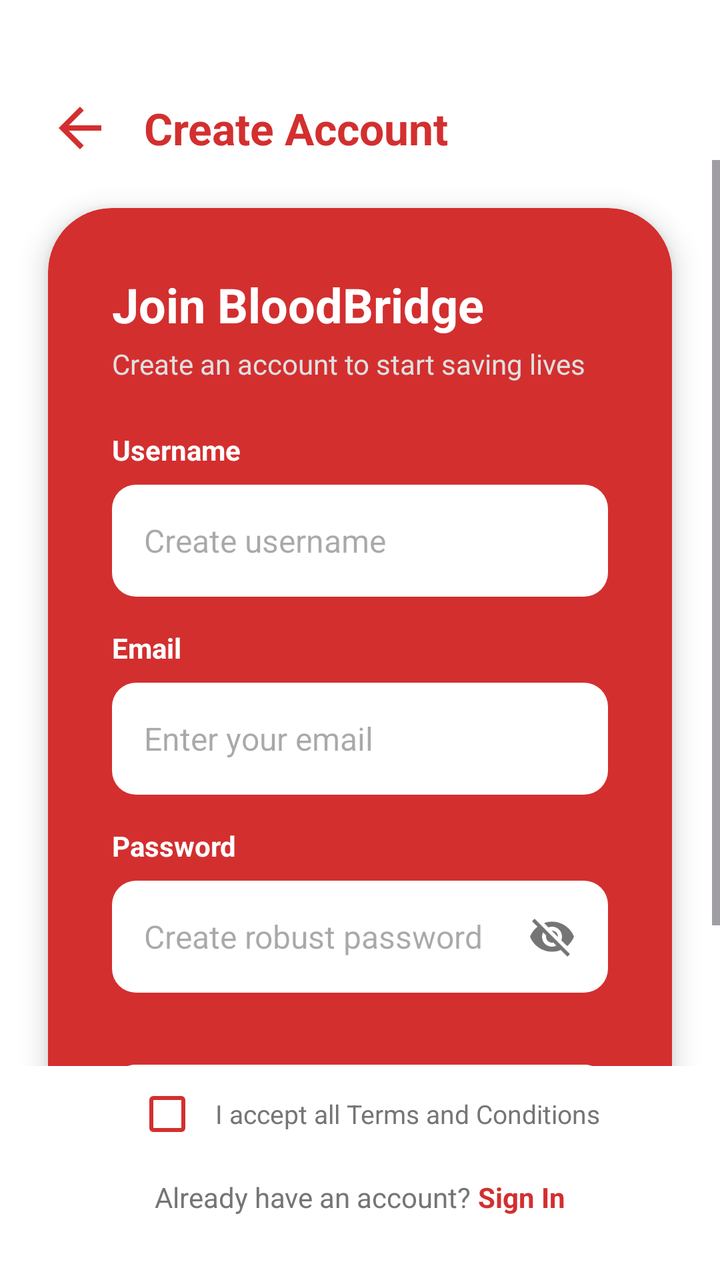
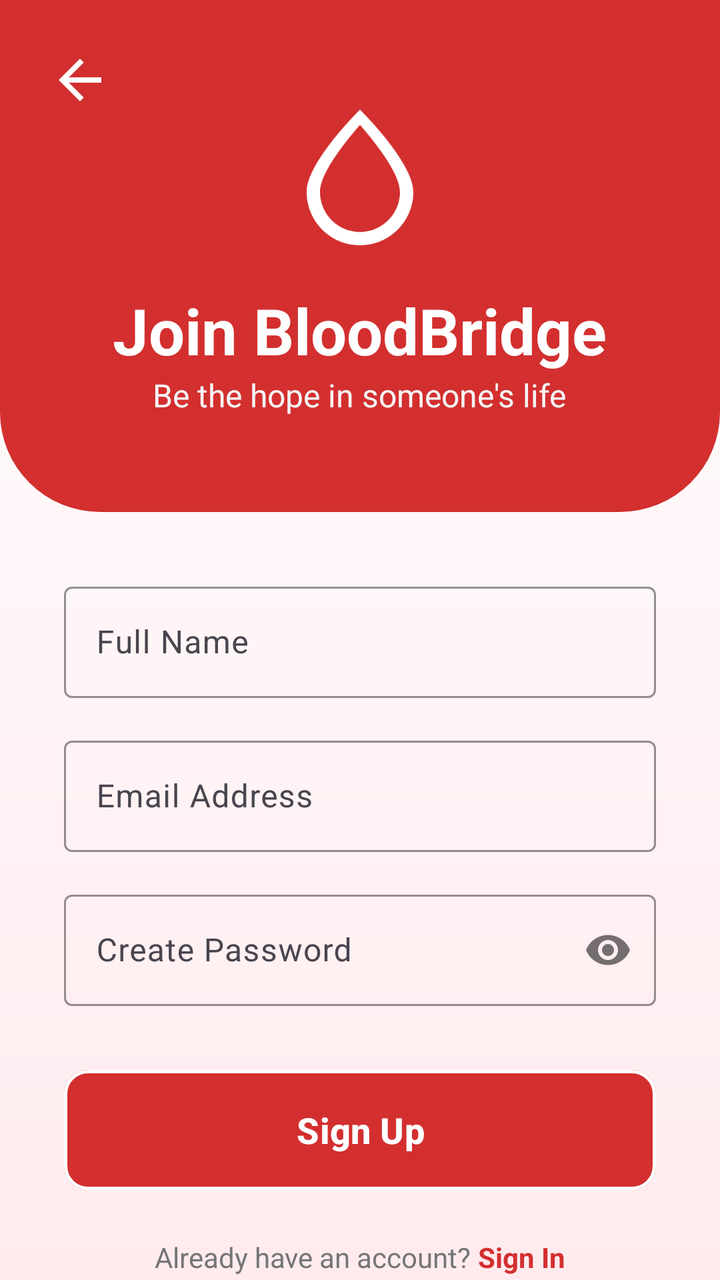

Screens rendered from an Android XML layout before and after an edit, with the pre-edit source and the edit as a unified diff.
<!-- AndroidManifest.xml: application theme Theme.BloodBridge -->
<!-- res/layout/activity_register.xml -->
<?xml version="1.0" encoding="utf-8"?>
<androidx.constraintlayout.widget.ConstraintLayout xmlns:android="http://schemas.android.com/apk/res/android"
    xmlns:app="http://schemas.android.com/apk/res-auto"
    xmlns:tools="http://schemas.android.com/tools"
    android:id="@+id/main"
    android:layout_width="match_parent"
    android:layout_height="match_parent"
    android:background="#FFFFFF"
    tools:context=".Views.RegisterActivity">

    
    <LinearLayout
        android:id="@+id/llHeaderReg"
        android:layout_width="match_parent"
        android:layout_height="wrap_content"
        android:layout_marginTop="48dp"
        android:gravity="center_vertical"
        android:orientation="horizontal"
        android:paddingStart="24dp"
        android:paddingEnd="24dp"
        app:layout_constraintTop_toTopOf="parent">

        <ImageView
            android:id="@+id/ivBackReg"
            android:layout_width="32dp"
            android:layout_height="32dp"
            android:contentDescription="Back"
            android:src="@drawable/ic_back" />

        <TextView
            android:layout_width="wrap_content"
            android:layout_height="wrap_content"
            android:layout_marginStart="16dp"
            android:text="Create Account"
            android:textColor="#D32F2F"
            android:textSize="22sp"
            android:textStyle="bold" />
    </LinearLayout>

    <ScrollView
        android:layout_width="match_parent"
        android:layout_height="0dp"
        app:layout_constraintBottom_toTopOf="@+id/llBottomLinks"
        app:layout_constraintTop_toBottomOf="@+id/llHeaderReg">

        <androidx.cardview.widget.CardView
            android:id="@+id/cvRegister"
            android:layout_width="match_parent"
            android:layout_height="wrap_content"
            android:layout_margin="24dp"
            app:cardBackgroundColor="#D32F2F"
            app:cardCornerRadius="32dp"
            app:cardElevation="8dp">

            <LinearLayout
                android:layout_width="match_parent"
                android:layout_height="wrap_content"
                android:orientation="vertical"
                android:padding="32dp">

                <TextView
                    android:layout_width="wrap_content"
                    android:layout_height="wrap_content"
                    android:text="Join BloodBridge"
                    android:textColor="#FFFFFF"
                    android:textSize="24sp"
                    android:textStyle="bold" />

                <TextView
                    android:layout_width="wrap_content"
                    android:layout_height="wrap_content"
                    android:layout_marginTop="4dp"
                    android:text="Create an account to start saving lives"
                    android:textColor="#E0E0E0"
                    android:textSize="14sp" />

                
                <TextView
                    android:layout_width="wrap_content"
                    android:layout_height="wrap_content"
                    android:layout_marginTop="24dp"
                    android:text="Username"
                    android:textColor="#FFFFFF"
                    android:textSize="14sp"
                    android:textStyle="bold" />

                <EditText
                    android:id="@+id/userName"
                    android:layout_width="match_parent"
                    android:layout_height="56dp"
                    android:layout_marginTop="8dp"
                    android:background="@drawable/bg_input_field"
                    android:hint="Create username"
                    android:inputType="text"
                    android:paddingStart="16dp"
                    android:paddingEnd="16dp"
                    android:textColor="#212121"
                    android:textSize="16sp" />

                
                <TextView
                    android:layout_width="wrap_content"
                    android:layout_height="wrap_content"
                    android:layout_marginTop="16dp"
                    android:text="Email"
                    android:textColor="#FFFFFF"
                    android:textSize="14sp"
                    android:textStyle="bold" />

                <EditText
                    android:id="@+id/useremail"
                    android:layout_width="match_parent"
                    android:layout_height="56dp"
                    android:layout_marginTop="8dp"
                    android:background="@drawable/bg_input_field"
                    android:hint="Enter your email"
                    android:inputType="textEmailAddress"
                    android:paddingStart="16dp"
                    android:paddingEnd="16dp"
                    android:textColor="#212121"
                    android:textSize="16sp" />

                
                <TextView
                    android:layout_width="wrap_content"
                    android:layout_height="wrap_content"
                    android:layout_marginTop="16dp"
                    android:text="Password"
                    android:textColor="#FFFFFF"
                    android:textSize="14sp"
                    android:textStyle="bold" />

                <FrameLayout
                    android:layout_width="match_parent"
                    android:layout_height="56dp"
                    android:layout_marginTop="8dp">

                    <EditText
                        android:id="@+id/passWord"
                        android:layout_width="match_parent"
                        android:layout_height="match_parent"
                        android:background="@drawable/bg_input_field"
                        android:hint="Create robust password"
                        android:inputType="textPassword"
                        android:paddingStart="16dp"
                        android:paddingEnd="56dp"
                        android:textColor="#212121"
                        android:textSize="16sp" />

                    <ImageView
                        android:layout_width="24dp"
                        android:layout_height="24dp"
                        android:layout_gravity="end|center_vertical"
                        android:layout_marginEnd="16dp"
                        android:src="@drawable/ic_visibility_off" />
                </FrameLayout>

                
                <com.google.android.material.button.MaterialButton
                    android:id="@+id/lgnBtn"
                    android:layout_width="match_parent"
                    android:layout_height="56dp"
                    android:layout_marginTop="32dp"
                    android:backgroundTint="#FFFFFF"
                    android:text="Sign Up"
                    android:textColor="#D32F2F"
                    android:textSize="16sp"
                    android:textStyle="bold"
                    app:cornerRadius="12dp" />

            </LinearLayout>
        </androidx.cardview.widget.CardView>
    </ScrollView>

    <LinearLayout
        android:id="@+id/llBottomLinks"
        android:layout_width="match_parent"
        android:layout_height="wrap_content"
        android:layout_marginBottom="32dp"
        android:gravity="center"
        android:orientation="vertical"
        app:layout_constraintBottom_toBottomOf="parent">

        <LinearLayout
            android:layout_width="wrap_content"
            android:layout_height="wrap_content"
            android:gravity="center_vertical"
            android:orientation="horizontal">

            <CheckBox
                android:layout_width="wrap_content"
                android:layout_height="wrap_content"
                android:buttonTint="#D32F2F" />

            <TextView
                android:layout_width="wrap_content"
                android:layout_height="wrap_content"
                android:text="I accept all Terms and Conditions"
                android:textColor="#757575"
                android:textSize="13sp" />
        </LinearLayout>

        <LinearLayout
            android:layout_width="wrap_content"
            android:layout_height="wrap_content"
            android:layout_marginTop="8dp"
            android:orientation="horizontal">

            <TextView
                android:layout_width="wrap_content"
                android:layout_height="wrap_content"
                android:text="Already have an account? "
                android:textColor="#757575"
                android:textSize="14sp" />

            <TextView
                android:id="@+id/tvSignIn"
                android:layout_width="wrap_content"
                android:layout_height="wrap_content"
                android:text="Sign In"
                android:textColor="#D32F2F"
                android:textSize="14sp"
                android:textStyle="bold" />
        </LinearLayout>
    </LinearLayout>

</androidx.constraintlayout.widget.ConstraintLayout>
<!-- resources referenced by this layout -->
<resources>
  <!-- drawable bg_input_field (drawable) -->
  <?xml version="1.0" encoding="utf-8"?>
  <shape xmlns:android="http://schemas.android.com/apk/res/android">
      <solid android:color="#FFFFFF" />
      <corners android:radius="12dp" />
  </shape>
  <!-- drawable ic_back (drawable) -->
  <vector xmlns:android="http://schemas.android.com/apk/res/android"
      android:width="24dp"
      android:height="24dp"
      android:viewportWidth="24"
      android:viewportHeight="24">
      <path
          android:fillColor="#D32F2F"
          android:pathData="M20,11H7.83l5.59,-5.59L12,4l-8,8 8,8 1.41,-1.41L7.83,13H20v-2z" />
  </vector>
  <!-- drawable ic_visibility_off (drawable) -->
  <vector xmlns:android="http://schemas.android.com/apk/res/android"
      android:width="24dp"
      android:height="24dp"
      android:viewportWidth="24"
      android:viewportHeight="24">
      <path
          android:fillColor="#757575"
          android:pathData="M12,7c2.76,0 5,2.24 5,5 0,0.65 -0.13,1.26 -0.36,1.82l2.92,2.92c1.51,-1.26 2.7,-2.89 3.44,-4.74 -1.73,-4.39 -6,-7.5 -11,-7.5 -1.4,0 -2.74,0.25 -3.98,0.7l2.16,2.16C10.74,7.13 11.35,7 12,7zM2,4.27l2.28,2.28 0.46,0.46C3.08,8.3 1.78,10.02 1,12c1.73,4.39 6,7.5 11,7.5 1.55,0 3.03,-0.3 4.38,-0.84l0.42,0.42L19.73,22 21,20.73 3.27,3 2,4.27zM7.53,9.8l1.55,1.55c-0.05,0.21 -0.08,0.43 -0.08,0.65 0,1.66 1.34,3 3,3 0.22,0 0.44,-0.03 0.65,-0.08l1.55,1.55c-0.67,0.33 -1.41,0.53 -2.2,0.53 -2.76,0 -5,-2.24 -5,-5 0,-0.79 0.2,-1.53 0.53,-2.2zM11.84,9.02l3.15,3.15 0.01,-0.17c0,-1.66 -1.34,-3 -3,-3l-0.16,0.02z" />
  </vector>
  <style name="Theme.BloodBridge" parent="Base.Theme.BloodBridge" />
  <style name="Base.Theme.BloodBridge" parent="Theme.Material3.DayNight.NoActionBar">
          
          
      </style>
</resources>

<!-- the commit's change to res/layout/activity_register.xml (unified diff, before → after) -->
@@ -5,223 +5,169 @@
     android:id="@+id/main"
     android:layout_width="match_parent"
     android:layout_height="match_parent"
-    android:background="#FFFFFF"
+    android:background="@drawable/bg_auth_footer_gradient"
     tools:context=".Views.RegisterActivity">
 
     
+    <androidx.constraintlayout.widget.Guideline
+        android:id="@+id/guideline40"
+        android:layout_width="wrap_content"
+        android:layout_height="wrap_content"
+        android:orientation="horizontal"
+        app:layout_constraintGuide_percent="0.40" />
+
+    
+    <View
+        android:id="@+id/upperSection"
+        android:layout_width="match_parent"
+        android:layout_height="0dp"
+        android:background="@drawable/bg_auth_header_v2"
+        app:layout_constraintBottom_toTopOf="@+id/guideline40"
+        app:layout_constraintTop_toTopOf="parent" />
+
+    <ImageView
+        android:id="@+id/ivBackReg"
+        android:layout_width="32dp"
+        android:layout_height="32dp"
+        android:layout_margin="24dp"
+        android:src="@drawable/ic_back"
+        app:tint="#FFFFFF"
+        app:layout_constraintStart_toStartOf="parent"
+        app:layout_constraintTop_toTopOf="parent"
+        android:contentDescription="Back" />
+
+    
     <LinearLayout
-        android:id="@+id/llHeaderReg"
         android:layout_width="match_parent"
         android:layout_height="wrap_content"
-        android:layout_marginTop="48dp"
-        android:gravity="center_vertical"
-        android:orientation="horizontal"
-        android:paddingStart="24dp"
-        android:paddingEnd="24dp"
+        android:orientation="vertical"
+        android:gravity="center"
+        app:layout_constraintBottom_toTopOf="@+id/guideline40"
         app:layout_constraintTop_toTopOf="parent">
 
         <ImageView
-            android:id="@+id/ivBackReg"
-            android:layout_width="32dp"
-            android:layout_height="32dp"
-            android:contentDescription="Back"
-            android:src="@drawable/ic_back" />
+            android:layout_width="80dp"
+            android:layout_height="80dp"
+            android:src="@drawable/ic_blood_drop"
+            app:tint="#FFFFFF"
+            android:contentDescription="Logo"/>
 
         <TextView
             android:layout_width="wrap_content"
             android:layout_height="wrap_content"
-            android:layout_marginStart="16dp"
-            android:text="Create Account"
-            android:textColor="#D32F2F"
-            android:textSize="22sp"
-            android:textStyle="bold" />
+            android:text="Join BloodBridge"
+            android:textColor="#FFFFFF"
+            android:textSize="32sp"
+            android:textStyle="bold"
+            android:layout_marginTop="16dp"/>
+
+        <TextView
+            android:layout_width="wrap_content"
+            android:layout_height="wrap_content"
+            android:text="Be the hope in someone's life"
+            android:textColor="#F5F5F5"
+            android:textSize="16sp" />
     </LinearLayout>
 
-    <ScrollView
+    
+    <androidx.core.widget.NestedScrollView
         android:layout_width="match_parent"
         android:layout_height="0dp"
-        app:layout_constraintBottom_toTopOf="@+id/llBottomLinks"
-        app:layout_constraintTop_toBottomOf="@+id/llHeaderReg">
+        android:fillViewport="true"
+        app:layout_constraintBottom_toBottomOf="parent"
+        app:layout_constraintTop_toBottomOf="@+id/upperSection">
 
-        <androidx.cardview.widget.CardView
-            android:id="@+id/cvRegister"
+        <LinearLayout
             android:layout_width="match_parent"
             android:layout_height="wrap_content"
-            android:layout_margin="24dp"
-            app:cardBackgroundColor="#D32F2F"
-            app:cardCornerRadius="32dp"
-            app:cardElevation="8dp">
+            android:orientation="vertical"
+            android:padding="32dp">
+
+            <com.google.android.material.textfield.TextInputLayout
+                style="@style/Widget.Material3.TextInputLayout.OutlinedBox"
+                android:layout_width="match_parent"
+                android:layout_height="wrap_content"
+                android:hint="Full Name"
+
+                app:startIconTint="#D32F2F"
+                app:boxStrokeColor="#D32F2F"
+                app:hintTextColor="#D32F2F">
+
+                <com.google.android.material.textfield.TextInputEditText
+                    android:id="@+id/userName"
+                    android:layout_width="match_parent"
+                    android:layout_height="wrap_content"
+                    android:inputType="textPersonName" />
+            </com.google.android.material.textfield.TextInputLayout>
+
+            <com.google.android.material.textfield.TextInputLayout
+                style="@style/Widget.Material3.TextInputLayout.OutlinedBox"
+                android:layout_width="match_parent"
+                android:layout_height="wrap_content"
+                android:layout_marginTop="16dp"
+                android:hint="Email Address"
+                app:boxStrokeColor="#D32F2F"
+                app:hintTextColor="#D32F2F">
+
+                <com.google.android.material.textfield.TextInputEditText
+                    android:id="@+id/useremail"
+                    android:layout_width="match_parent"
+                    android:layout_height="wrap_content"
+                    android:inputType="textEmailAddress" />
+            </com.google.android.material.textfield.TextInputLayout>
+
+            <com.google.android.material.textfield.TextInputLayout
+                style="@style/Widget.Material3.TextInputLayout.OutlinedBox"
+                android:layout_width="match_parent"
+                android:layout_height="wrap_content"
+                android:layout_marginTop="16dp"
+                android:hint="Create Password"
+                app:passwordToggleEnabled="true"
+                app:boxStrokeColor="#D32F2F"
+                app:hintTextColor="#D32F2F">
+
+                <com.google.android.material.textfield.TextInputEditText
+                    android:id="@+id/passWord"
+                    android:layout_width="match_parent"
+                    android:layout_height="wrap_content"
+                    android:inputType="textPassword" />
+            </com.google.android.material.textfield.TextInputLayout>
+
+            <com.google.android.material.button.MaterialButton
+                android:id="@+id/lgnBtn"
+                style="@style/AppButton.Red"
+                android:layout_width="match_parent"
+                android:layout_height="60dp"
+                android:layout_marginTop="32dp"
+                android:text="Sign Up"
+                android:textSize="18sp"
+                android:textStyle="bold" />
 
             <LinearLayout
-                android:layout_width="match_parent"
+                android:layout_width="wrap_content"
                 android:layout_height="wrap_content"
-                android:orientation="vertical"
-                android:padding="32dp">
+                android:layout_gravity="center"
+                android:layout_marginTop="24dp"
+                android:orientation="horizontal">
 
                 <TextView
                     android:layout_width="wrap_content"
                     android:layout_height="wrap_content"
-                    android:text="Join BloodBridge"
-                    android:textColor="#FFFFFF"
-                    android:textSize="24sp"
-                    android:textStyle="bold" />
+                    android:text="Already have an account? "
+                    android:textColor="#757575"
+                    android:textSize="14sp" />
 
                 <TextView
+                    android:id="@+id/tvSignIn"
                     android:layout_width="wrap_content"
                     android:layout_height="wrap_content"
-                    android:layout_marginTop="4dp"
-                    android:text="Create an account to start saving lives"
-                    android:textColor="#E0E0E0"
+                    android:text="Sign In"
+                    android:textColor="#D32F2F"
+                    android:textStyle="bold"
                     android:textSize="14sp" />
+            </LinearLayout>
 
-                
-                <TextView
-                    android:layout_width="wrap_content"
-                    android:layout_height="wrap_content"
-                    android:layout_marginTop="24dp"
-                    android:text="Username"
-                    android:textColor="#FFFFFF"
-                    android:textSize="14sp"
-                    android:textStyle="bold" />
-
-                <EditText
-                    android:id="@+id/userName"
-                    android:layout_width="match_parent"
-                    android:layout_height="56dp"
-                    android:layout_marginTop="8dp"
-                    android:background="@drawable/bg_input_field"
-                    android:hint="Create username"
-                    android:inputType="text"
-                    android:paddingStart="16dp"
-                    android:paddingEnd="16dp"
-                    android:textColor="#212121"
-                    android:textSize="16sp" />
-
-                
-                <TextView
-                    android:layout_width="wrap_content"
-                    android:layout_height="wrap_content"
-                    android:layout_marginTop="16dp"
-                    android:text="Email"
-                    android:textColor="#FFFFFF"
-                    android:textSize="14sp"
-                    android:textStyle="bold" />
-
-                <EditText
-                    android:id="@+id/useremail"
-                    android:layout_width="match_parent"
-                    android:layout_height="56dp"
-                    android:layout_marginTop="8dp"
-                    android:background="@drawable/bg_input_field"
-                    android:hint="Enter your email"
-                    android:inputType="textEmailAddress"
-                    android:paddingStart="16dp"
-                    android:paddingEnd="16dp"
-                    android:textColor="#212121"
-                    android:textSize="16sp" />
-
-                
-                <TextView
-                    android:layout_width="wrap_content"
-                    android:layout_height="wrap_content"
-                    android:layout_marginTop="16dp"
-                    android:text="Password"
-                    android:textColor="#FFFFFF"
-                    android:textSize="14sp"
-                    android:textStyle="bold" />
-
-                <FrameLayout
-                    android:layout_width="match_parent"
-                    android:layout_height="56dp"
-                    android:layout_marginTop="8dp">
-
-                    <EditText
-                        android:id="@+id/passWord"
-                        android:layout_width="match_parent"
-                        android:layout_height="match_parent"
-                        android:background="@drawable/bg_input_field"
-                        android:hint="Create robust password"
-                        android:inputType="textPassword"
-                        android:paddingStart="16dp"
-                        android:paddingEnd="56dp"
-                        android:textColor="#212121"
-                        android:textSize="16sp" />
-
-                    <ImageView
-                        android:layout_width="24dp"
-                        android:layout_height="24dp"
-                        android:layout_gravity="end|center_vertical"
-                        android:layout_marginEnd="16dp"
-                        android:src="@drawable/ic_visibility_off" />
-                </FrameLayout>
-
-                
-                <com.google.android.material.button.MaterialButton
-                    android:id="@+id/lgnBtn"
-                    android:layout_width="match_parent"
-                    android:layout_height="56dp"
-                    android:layout_marginTop="32dp"
-                    android:backgroundTint="#FFFFFF"
-                    android:text="Sign Up"
-                    android:textColor="#D32F2F"
-                    android:textSize="16sp"
-                    android:textStyle="bold"
-                    app:cornerRadius="12dp" />
-
-            </LinearLayout>
-        </androidx.cardview.widget.CardView>
-    </ScrollView>
-
-    <LinearLayout
-        android:id="@+id/llBottomLinks"
-        android:layout_width="match_parent"
-        android:layout_height="wrap_content"
-        android:layout_marginBottom="32dp"
-        android:gravity="center"
-        android:orientation="vertical"
-        app:layout_constraintBottom_toBottomOf="parent">
-
-        <LinearLayout
-            android:layout_width="wrap_content"
-            android:layout_height="wrap_content"
-            android:gravity="center_vertical"
-            android:orientation="horizontal">
-
-            <CheckBox
-                android:layout_width="wrap_content"
-                android:layout_height="wrap_content"
-                android:buttonTint="#D32F2F" />
-
-            <TextView
-                android:layout_width="wrap_content"
-                android:layout_height="wrap_content"
-                android:text="I accept all Terms and Conditions"
-                android:textColor="#757575"
-                android:textSize="13sp" />
         </LinearLayout>
-
-        <LinearLayout
-            android:layout_width="wrap_content"
-            android:layout_height="wrap_content"
-            android:layout_marginTop="8dp"
-            android:orientation="horizontal">
-
-            <TextView
-                android:layout_width="wrap_content"
-                android:layout_height="wrap_content"
-                android:text="Already have an account? "
-                android:textColor="#757575"
-                android:textSize="14sp" />
-
-            <TextView
-                android:id="@+id/tvSignIn"
-                android:layout_width="wrap_content"
-                android:layout_height="wrap_content"
-                android:text="Sign In"
-                android:textColor="#D32F2F"
-                android:textSize="14sp"
-                android:textStyle="bold" />
-        </LinearLayout>
-    </LinearLayout>
+    </androidx.core.widget.NestedScrollView>
 
 </androidx.constraintlayout.widget.ConstraintLayout>
<!-- resource entries referenced after the edit -->
@@ -1,10 +1,20 @@
 <!-- resources referenced by this layout -->
 <resources>
-  <!-- drawable bg_input_field (drawable) -->
+  <!-- drawable bg_auth_footer_gradient (drawable) -->
   <?xml version="1.0" encoding="utf-8"?>
   <shape xmlns:android="http://schemas.android.com/apk/res/android">
-      <solid android:color="#FFFFFF" />
-      <corners android:radius="12dp" />
+      <gradient
+          android:startColor="#FFFFFF"
+          android:endColor="#FFEBEE"
+          android:angle="270" />
+  </shape>
+  <!-- drawable bg_auth_header_v2 (drawable) -->
+  <?xml version="1.0" encoding="utf-8"?>
+  <shape xmlns:android="http://schemas.android.com/apk/res/android">
+      <solid android:color="#D32F2F" />
+      <corners
+          android:bottomLeftRadius="50dp"
+          android:bottomRightRadius="50dp" />
   </shape>
   <!-- drawable ic_back (drawable) -->
   <vector xmlns:android="http://schemas.android.com/apk/res/android"
@@ -16,16 +26,26 @@
           android:fillColor="#D32F2F"
           android:pathData="M20,11H7.83l5.59,-5.59L12,4l-8,8 8,8 1.41,-1.41L7.83,13H20v-2z" />
   </vector>
-  <!-- drawable ic_visibility_off (drawable) -->
+  <!-- drawable ic_blood_drop (drawable) -->
   <vector xmlns:android="http://schemas.android.com/apk/res/android"
-      android:width="24dp"
-      android:height="24dp"
+      android:width="120dp"
+      android:height="120dp"
       android:viewportWidth="24"
       android:viewportHeight="24">
       <path
-          android:fillColor="#757575"
-          android:pathData="M12,7c2.76,0 5,2.24 5,5 0,0.65 -0.13,1.26 -0.36,1.82l2.92,2.92c1.51,-1.26 2.7,-2.89 3.44,-4.74 -1.73,-4.39 -6,-7.5 -11,-7.5 -1.4,0 -2.74,0.25 -3.98,0.7l2.16,2.16C10.74,7.13 11.35,7 12,7zM2,4.27l2.28,2.28 0.46,0.46C3.08,8.3 1.78,10.02 1,12c1.73,4.39 6,7.5 11,7.5 1.55,0 3.03,-0.3 4.38,-0.84l0.42,0.42L19.73,22 21,20.73 3.27,3 2,4.27zM7.53,9.8l1.55,1.55c-0.05,0.21 -0.08,0.43 -0.08,0.65 0,1.66 1.34,3 3,3 0.22,0 0.44,-0.03 0.65,-0.08l1.55,1.55c-0.67,0.33 -1.41,0.53 -2.2,0.53 -2.76,0 -5,-2.24 -5,-5 0,-0.79 0.2,-1.53 0.53,-2.2zM11.84,9.02l3.15,3.15 0.01,-0.17c0,-1.66 -1.34,-3 -3,-3l-0.16,0.02z" />
+          android:fillColor="#FFFFFF"
+          android:pathData="L12,2.15C12,2.15 4,10 4,14.5C4,18.92 7.58,22.5 12,22.5C16.42,22.5 20,18.92 20,14.5C20,10 12,2.15 12,2.15ZM12,20.5C8.69,20.5 6,17.81 6,14.5C6,11.53 10.15,6.58 12,4.42C13.85,6.58 18,11.52 18,14.5C18,17.81 15.31,20.5 12,20.5Z" />
   </vector>
+  <style name="AppButton.Red" parent="Widget.Material3.Button">
+          <item name="android:textColor">@color/selector_red_to_white_text</item>
+          <item name="backgroundTint">@color/selector_red_to_white_bg</item>
+          <item name="strokeColor">@color/selector_red_to_white_stroke</item>
+          <item name="strokeWidth">1.5dp</item>
+          <item name="android:stateListAnimator">@animator/btn_hover_elevation</item>
+          <item name="cornerRadius">12dp</item>
+          <item name="android:insetTop">0dp</item>
+          <item name="android:insetBottom">0dp</item>
+      </style>
   <style name="Theme.BloodBridge" parent="Base.Theme.BloodBridge" />
   <style name="Base.Theme.BloodBridge" parent="Theme.Material3.DayNight.NoActionBar">
           
